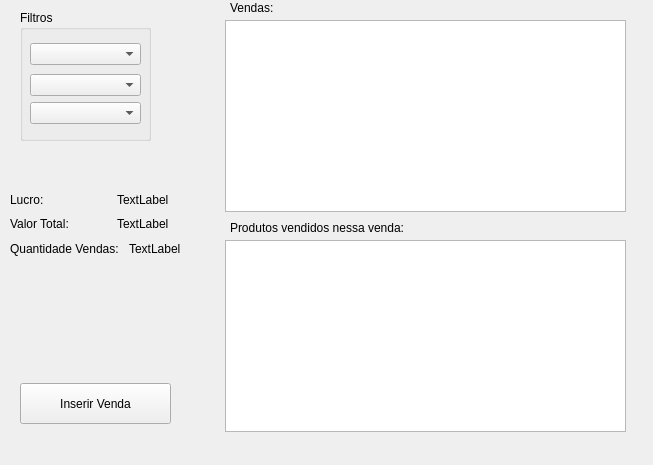
The window that vendas.ui (GabR36/QEstoqueLoja) describes before a commit, drawn with Qt 5.
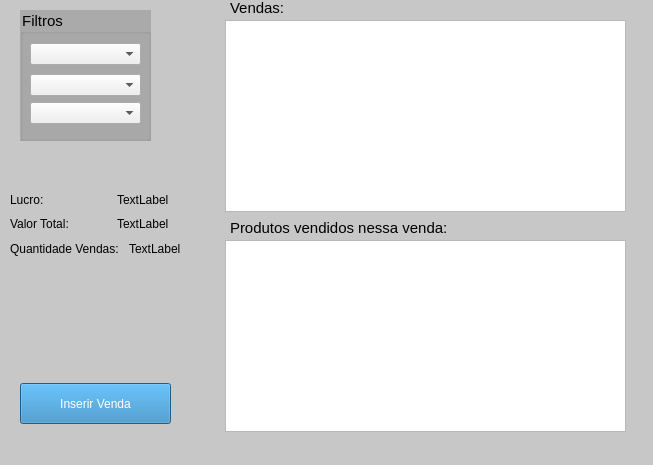
The same window after the commit.

Commit message: stylesheet das janelas

```diff
--- a/vendas.ui
+++ b/vendas.ui
@@ -13,6 +13,23 @@
   <property name="windowTitle">
    <string>Vendas - QEstoqueLoja</string>
   </property>
+  <property name="styleSheet">
+   <string notr="true">#Vendas{
+background-color: rgb(199, 199, 199);
+
+}
+QPushButton{
+background-color: rgb(43, 132, 191);
+color: rgb(255, 255, 255);
+}
+QGroupBox{
+background-color:rgb(170, 170, 170);
+	font: 700 9pt &quot;Segoe UI&quot;;
+font-size: 15px;
+
+}
+</string>
+  </property>
   <widget class="QTableView" name="Tview_Vendas2">
    <property name="geometry">
     <rect>
@@ -157,6 +174,10 @@
      <height>16</height>
     </rect>
    </property>
+   <property name="styleSheet">
+    <string notr="true">font-size: 15px;
+font: 700 9pt &quot;Segoe UI&quot;;</string>
+   </property>
    <property name="text">
     <string>Vendas:</string>
    </property>
@@ -170,6 +191,10 @@
      <height>16</height>
     </rect>
    </property>
+   <property name="styleSheet">
+    <string notr="true">font-size: 15px;
+font: 700 9pt &quot;Segoe UI&quot;;</string>
+   </property>
    <property name="text">
     <string>Produtos vendidos nessa venda:</string>
    </property>
```
The commit also changes 5 other files.
